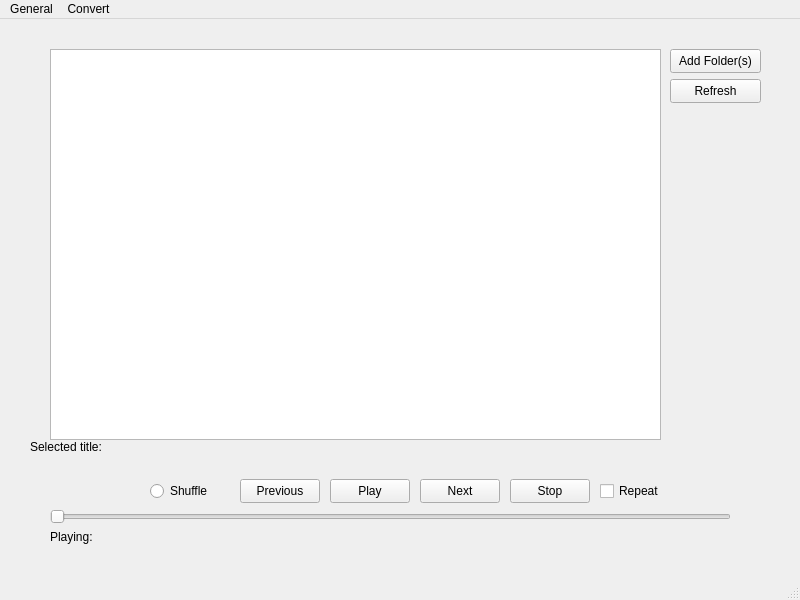
Above: mainwindow.ui from lukpro681/PT-Music-center before the change. Below: the same form after it.
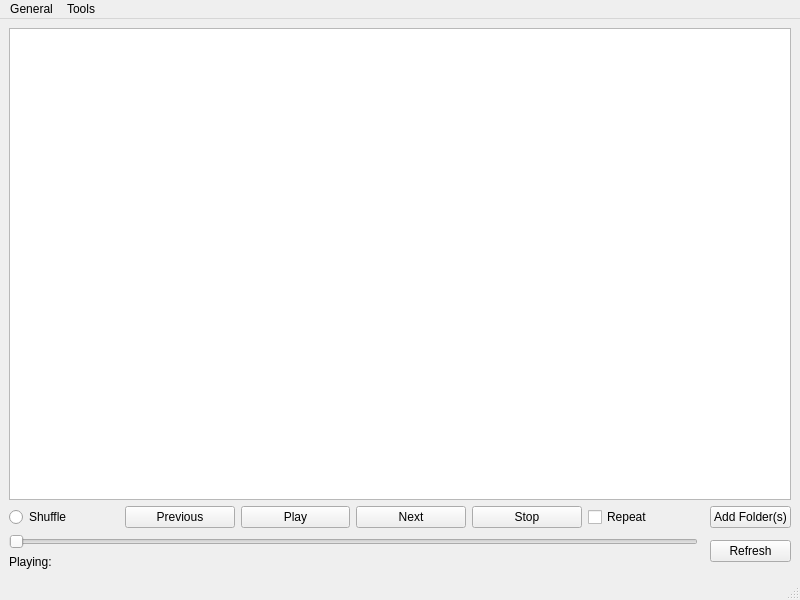
That is the form after the change. Icons and pictures are not drawn.

What changed in the file:
```diff
--- a/mainwindow.ui
+++ b/mainwindow.ui
@@ -18,191 +18,99 @@
     <normaloff>music.ico</normaloff>music.ico</iconset>
   </property>
   <widget class="QWidget" name="centralwidget">
-   <widget class="QListWidget" name="listWidget">
-    <property name="geometry">
-     <rect>
-      <x>50</x>
-      <y>30</y>
-      <width>611</width>
-      <height>391</height>
-     </rect>
-    </property>
-   </widget>
+   <layout class="QGridLayout" name="gridLayout">
+    <item row="8" column="0">
+     <layout class="QFormLayout" name="formLayout">
+      <item row="0" column="0" colspan="2">
    <widget class="QSlider" name="positionSlider">
-    <property name="geometry">
-     <rect>
-      <x>50</x>
-      <y>490</y>
-      <width>681</width>
-      <height>16</height>
-     </rect>
-    </property>
     <property name="orientation">
      <enum>Qt::Horizontal</enum>
     </property>
    </widget>
-   <widget class="QPushButton" name="playButton">
-    <property name="geometry">
-     <rect>
-      <x>330</x>
-      <y>460</y>
-      <width>80</width>
-      <height>24</height>
-     </rect>
-    </property>
+      </item>
+      <item row="1" column="0">
+       <widget class="QLabel" name="infoLabelPlaying">
     <property name="text">
-     <string>Play</string>
-    </property>
-   </widget>
-   <widget class="QPushButton" name="stopButton">
-    <property name="geometry">
-     <rect>
-      <x>510</x>
-      <y>460</y>
-      <width>80</width>
-      <height>24</height>
-     </rect>
-    </property>
+         <string>Playing:</string>
+        </property>
+       </widget>
+      </item>
+      <item row="1" column="1">
+       <widget class="QLabel" name="titleLabel">
     <property name="text">
-     <string>Stop</string>
-    </property>
-   </widget>
-   <widget class="QPushButton" name="setFolderButton">
-    <property name="geometry">
-     <rect>
-      <x>670</x>
-      <y>30</y>
-      <width>91</width>
-      <height>24</height>
-     </rect>
-    </property>
-    <property name="text">
-     <string>Add Folder(s)</string>
-    </property>
-   </widget>
-   <widget class="QPushButton" name="refreshButton">
-    <property name="geometry">
-     <rect>
-      <x>670</x>
-      <y>60</y>
-      <width>91</width>
-      <height>24</height>
-     </rect>
-    </property>
+         <string/>
+        </property>
+        <property name="alignment">
+         <set>Qt::AlignCenter</set>
+        </property>
+       </widget>
+      </item>
+     </layout>
+    </item>
+    <item row="5" column="0">
+     <layout class="QHBoxLayout" name="horizontalLayout_2">
+      <item>
+       <widget class="QRadioButton" name="ShuffleButton">
     <property name="text">
-     <string>Refresh</string>
-    </property>
-   </widget>
+         <string>Shuffle</string>
+        </property>
+       </widget>
+      </item>
+      <item>
    <widget class="QPushButton" name="PrevButton">
-    <property name="geometry">
-     <rect>
-      <x>240</x>
-      <y>460</y>
-      <width>80</width>
-      <height>24</height>
-     </rect>
-    </property>
     <property name="text">
      <string>Previous</string>
     </property>
    </widget>
+      </item>
+      <item>
+       <widget class="QPushButton" name="playButton">
+        <property name="text">
+         <string>Play</string>
+        </property>
+       </widget>
+      </item>
+      <item>
    <widget class="QPushButton" name="NextButton">
-    <property name="geometry">
-     <rect>
-      <x>420</x>
-      <y>460</y>
-      <width>80</width>
-      <height>24</height>
-     </rect>
-    </property>
     <property name="text">
      <string>Next</string>
     </property>
    </widget>
-   <widget class="QRadioButton" name="ShuffleButton">
-    <property name="geometry">
-     <rect>
-      <x>150</x>
-      <y>460</y>
-      <width>80</width>
-      <height>24</height>
-     </rect>
-    </property>
+      </item>
+      <item>
+       <widget class="QPushButton" name="stopButton">
     <property name="text">
-     <string>Shuffle</string>
-    </property>
-   </widget>
+         <string>Stop</string>
+        </property>
+       </widget>
+      </item>
+      <item>
    <widget class="QCheckBox" name="RepeatButton">
-    <property name="geometry">
-     <rect>
-      <x>600</x>
-      <y>460</y>
-      <width>80</width>
-      <height>24</height>
-     </rect>
-    </property>
     <property name="text">
      <string>Repeat</string>
     </property>
    </widget>
-   <widget class="QLabel" name="titleLabel">
-    <property name="geometry">
-     <rect>
-      <x>130</x>
-      <y>510</y>
-      <width>501</width>
-      <height>20</height>
-     </rect>
-    </property>
+      </item>
+     </layout>
+    </item>
+    <item row="8" column="2">
+     <widget class="QPushButton" name="refreshButton">
     <property name="text">
-     <string/>
-    </property>
-    <property name="alignment">
-     <set>Qt::AlignCenter</set>
-    </property>
-   </widget>
-   <widget class="QLabel" name="selectedTitleLabel">
-    <property name="geometry">
-     <rect>
-      <x>100</x>
-      <y>420</y>
-      <width>501</width>
-      <height>20</height>
-     </rect>
-    </property>
+       <string>Refresh</string>
+      </property>
+     </widget>
+    </item>
+    <item row="5" column="2">
+     <widget class="QPushButton" name="setFolderButton">
     <property name="text">
-     <string/>
-    </property>
-    <property name="alignment">
-     <set>Qt::AlignCenter</set>
-    </property>
-   </widget>
-   <widget class="QLabel" name="infoLabelSelected">
-    <property name="geometry">
-     <rect>
-      <x>30</x>
-      <y>420</y>
-      <width>121</width>
-      <height>16</height>
-     </rect>
-    </property>
-    <property name="text">
-     <string>Selected title:</string>
-    </property>
-   </widget>
-   <widget class="QLabel" name="infoLabelPlaying">
-    <property name="geometry">
-     <rect>
-      <x>50</x>
-      <y>510</y>
-      <width>121</width>
-      <height>16</height>
-     </rect>
-    </property>
-    <property name="text">
-     <string>Playing:</string>
-    </property>
-   </widget>
+       <string>Add Folder(s)</string>
+      </property>
+     </widget>
+    </item>
+    <item row="0" column="0" colspan="3">
+     <widget class="QListWidget" name="listWidget"/>
+    </item>
+   </layout>
   </widget>
   <widget class="QMenuBar" name="menubar">
    <property name="geometry">
@@ -222,7 +130,7 @@
    </widget>
    <widget class="QMenu" name="menuConvert">
     <property name="title">
-     <string>Convert</string>
+     <string>Tools</string>
     </property>
     <addaction name="action_wav_to_mp3"/>
     <addaction name="action_wav_to_ogg"/>
```
Left out of the diff: 6 changed lines with no effect on the pictures. Lines whose indentation alone changed are shown as unchanged.
